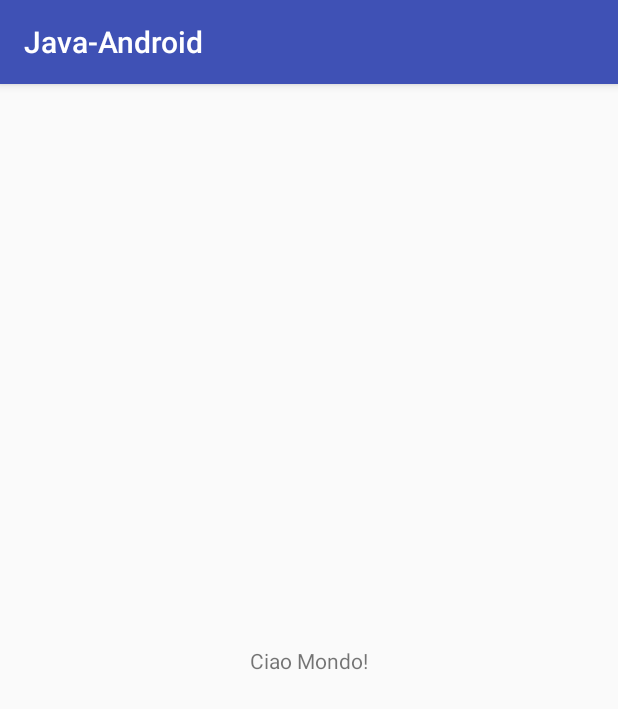
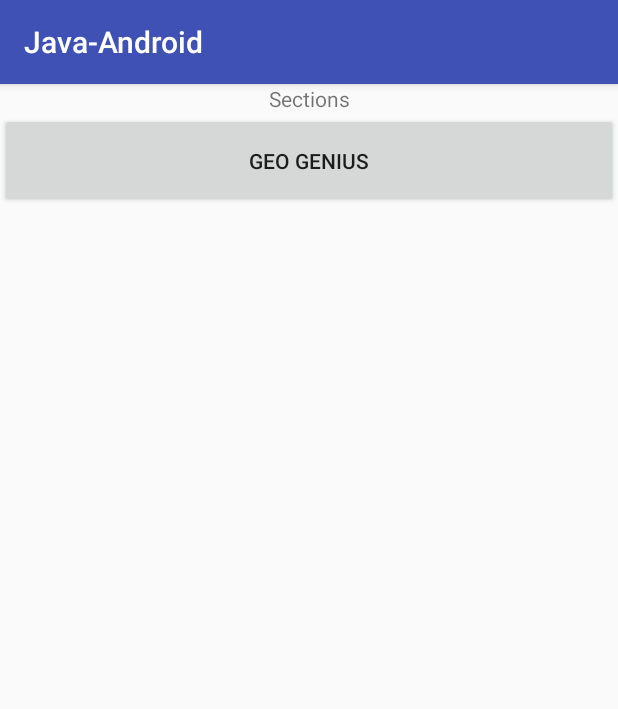
Before and after one commit to Davoleo/Java-Android, an Android app: the screen it shows after launch (MainActivity), on a phone screen of 412 x 824 dp. Shown: the top 709 px of the screen. Run offline under Robolectric (Android 15) with nearby library versions, the phone set to English and light mode, and no system bars.

Commit message:
First screens

```diff
--- a/app/build.gradle
+++ b/app/build.gradle
@@ -22,6 +22,7 @@
     implementation fileTree(dir: 'libs', include: ['*.jar'])
     implementation 'com.android.support:appcompat-v7:28.0.0'
     implementation 'com.android.support.constraint:constraint-layout:1.1.3'
+    implementation 'com.android.support:design:28.0.0'
     testImplementation 'junit:junit:4.12'
     androidTestImplementation 'com.android.support.test:runner:1.0.2'
     androidTestImplementation 'com.android.support.test.espresso:espresso-core:3.0.2'
--- a/app/src/main/AndroidManifest.xml
+++ b/app/src/main/AndroidManifest.xml
@@ -16,6 +16,11 @@
                 <category android:name="android.intent.category.LAUNCHER"/>
             </intent-filter>
         </activity>
+        <activity
+                android:name=".GeoGenius"
+                android:label="@string/title_activity_geo_genius"
+                android:theme="@style/AppTheme.NoActionBar">
+        </activity>
     </application>
 
 </manifest>
--- a/app/src/main/res/layout/activity_main.xml
+++ b/app/src/main/res/layout/activity_main.xml
@@ -1,19 +1,27 @@
 <?xml version="1.0" encoding="utf-8"?>
-<android.support.constraint.ConstraintLayout
+<LinearLayout
         xmlns:android="http://schemas.android.com/apk/res/android"
         xmlns:tools="http://schemas.android.com/tools"
         xmlns:app="http://schemas.android.com/apk/res-auto"
         android:layout_width="match_parent"
         android:layout_height="match_parent"
-        tools:context=".MainActivity">
+        tools:context=".MainActivity" android:orientation="vertical">
 
-    <TextView
-            android:layout_width="wrap_content"
-            android:layout_height="wrap_content"
-            android:text="Ciao Mondo!"
-            app:layout_constraintBottom_toBottomOf="parent"
-            app:layout_constraintLeft_toLeftOf="parent"
-            app:layout_constraintRight_toRightOf="parent"
-            app:layout_constraintTop_toTopOf="parent"/>
+    <ScrollView
+            android:layout_width="match_parent"
+            android:layout_height="match_parent">
+        <LinearLayout android:layout_width="match_parent" android:layout_height="wrap_content"
+                      android:orientation="vertical">
+            <TextView
+                    android:layout_width="match_parent"
+                    android:layout_height="wrap_content"
+                    android:text="@string/sections_label"
+                    android:gravity="center_horizontal"/>
+            <Button
+                    android:text="@string/button_geo_genius"
+                    android:layout_width="match_parent"
+                    android:layout_height="63dp" android:id="@+id/button"/>
+        </LinearLayout>
+    </ScrollView>
 
-</android.support.constraint.ConstraintLayout>
+</LinearLayout>
--- /dev/null
+++ b/app/src/main/res/values/dimens.xml
@@ -0,0 +1,3 @@
+<resources>
+    <dimen name="fab_margin">16dp</dimen>
+</resources>
--- a/app/src/main/res/values/strings.xml
+++ b/app/src/main/res/values/strings.xml
@@ -1,3 +1,9 @@
 <resources>
-    <string name="app_name">Java-Android</string>
+    <string name="app_name" translatable="false">Java-Android</string>
+    <string name="sections_label">Sections</string>
+    <string name="button_geo_genius">Geo Genius</string>
+    <string name="title_activity_geo_genius">GeoGenius</string>
+    <string name="login_title">Log In</string>
+    <string name="user_label">User</string>
+    <string name="password_label">Password</string>
 </resources>
--- a/app/src/main/res/values/styles.xml
+++ b/app/src/main/res/values/styles.xml
@@ -1,11 +1,17 @@
 <resources>
 
     <!-- Base application theme. -->
-    <style name="AppTheme" parent="Theme.AppCompat.Light.DarkActionBar">
+    <style name="AppTheme" parent="Base.Theme.AppCompat.Light.DarkActionBar">
         <!-- Customize your theme here. -->
         <item name="colorPrimary">@color/colorPrimary</item>
         <item name="colorPrimaryDark">@color/colorPrimaryDark</item>
         <item name="colorAccent">@color/colorAccent</item>
     </style>
+    <style name="AppTheme.NoActionBar">
+        <item name="windowActionBar">false</item>
+        <item name="windowNoTitle">true</item>
+    </style>
+    <style name="AppTheme.AppBarOverlay" parent="ThemeOverlay.AppCompat.Dark.ActionBar"/>
+    <style name="AppTheme.PopupOverlay" parent="ThemeOverlay.AppCompat.Light"/>
 
 </resources>
```
Also changed, not shown: app/src/main/java/net/davoleo/java_android/GeoGenius.java (added, +31 -0 lines), app/src/main/res/layout/activity_geo_genius.xml (added, +34 -0 lines), app/src/main/res/layout/content_geo_genius.xml (added, +12 -0 lines).
